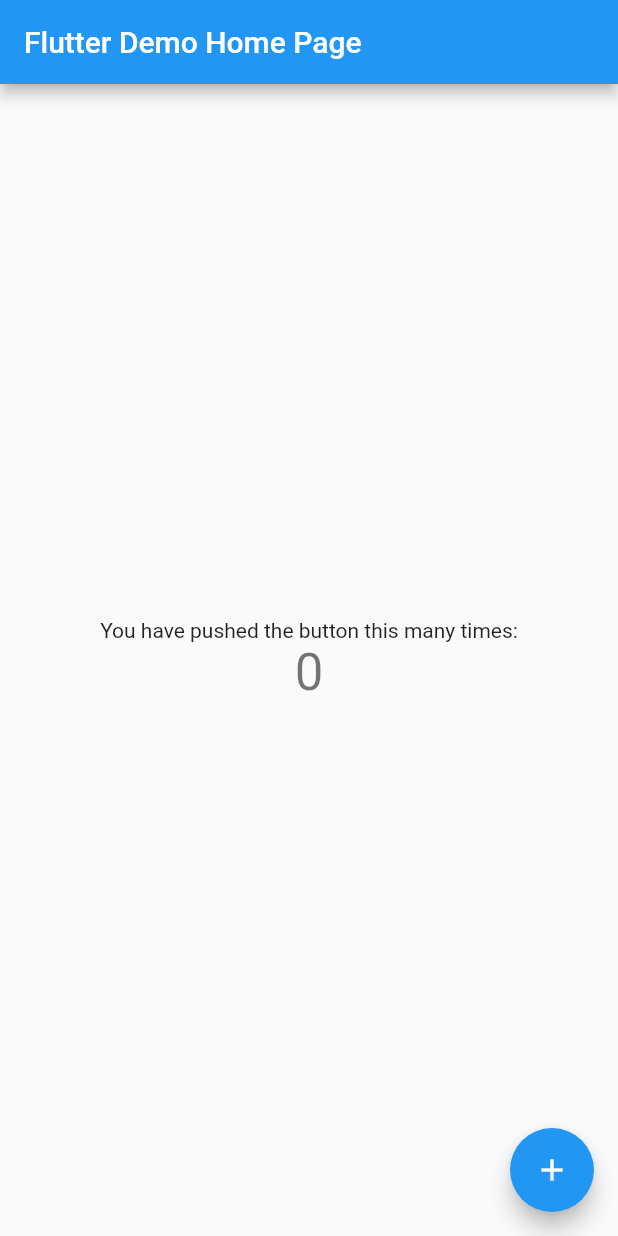
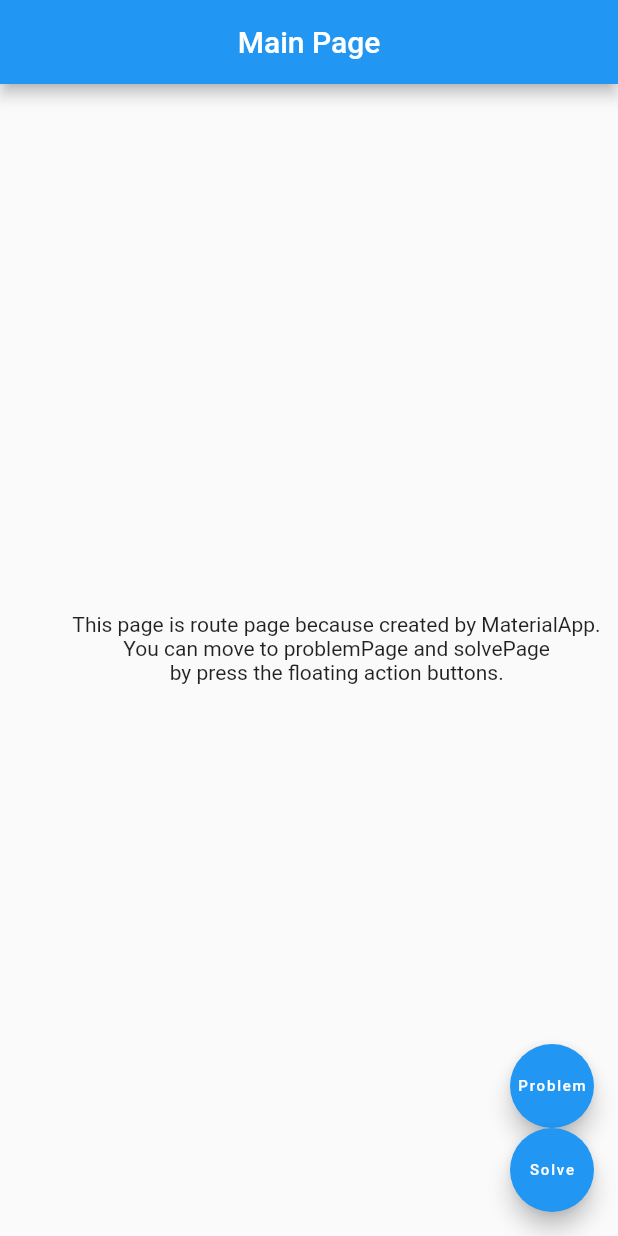
Before and after one commit to zerodice0/flutter_provider_and_route, a Flutter app: the screen it shows after launch, on a phone screen of 412 x 824 dp. Run offline on Flutter 3.47's test engine with Material 2 defaults, Android fonts, the phone set to English and light mode, and no system bars.

Commit message:
add problem/solve code.

```diff
--- a/lib/main.dart
+++ b/lib/main.dart
@@ -1,113 +1,86 @@
 import 'package:flutter/material.dart';
 
+import 'problem/problem_page.dart';
+import 'solve/solve_page.dart';
+
 void main() {
-  runApp(MyApp());
+  runApp(MainApp());
 }
 
-class MyApp extends StatelessWidget {
+class MainApp extends StatelessWidget {
   // This widget is the root of your application.
   @override
   Widget build(BuildContext context) {
     return MaterialApp(
-      title: 'Flutter Demo',
+      title: 'Flutter Provider Route Demo',
       theme: ThemeData(
-        // This is the theme of your application.
-        //
-        // Try running your application with "flutter run". You'll see the
-        // application has a blue toolbar. Then, without quitting the app, try
-        // changing the primarySwatch below to Colors.green and then invoke
-        // "hot reload" (press "r" in the console where you ran "flutter run",
-        // or simply save your changes to "hot reload" in a Flutter IDE).
-        // Notice that the counter didn't reset back to zero; the application
-        // is not restarted.
         primarySwatch: Colors.blue,
       ),
-      home: MyHomePage(title: 'Flutter Demo Home Page'),
+      home: MainPage(),
     );
   }
 }
 
-class MyHomePage extends StatefulWidget {
-  MyHomePage({Key key, this.title}) : super(key: key);
-
-  // This widget is the home page of your application. It is stateful, meaning
-  // that it has a State object (defined below) that contains fields that affect
-  // how it looks.
-
-  // This class is the configuration for the state. It holds the values (in this
-  // case the title) provided by the parent (in this case the App widget) and
-  // used by the build method of the State. Fields in a Widget subclass are
-  // always marked "final".
-
-  final String title;
-
-  @override
-  _MyHomePageState createState() => _MyHomePageState();
-}
-
-class _MyHomePageState extends State<MyHomePage> {
-  int _counter = 0;
-
-  void _incrementCounter() {
-    setState(() {
-      // This call to setState tells the Flutter framework that something has
-      // changed in this State, which causes it to rerun the build method below
-      // so that the display can reflect the updated values. If we changed
-      // _counter without calling setState(), then the build method would not be
-      // called again, and so nothing would appear to happen.
-      _counter++;
-    });
-  }
-
+class MainPage extends StatelessWidget {
   @override
   Widget build(BuildContext context) {
-    // This method is rerun every time setState is called, for instance as done
-    // by the _incrementCounter method above.
-    //
-    // The Flutter framework has been optimized to make rerunning build methods
-    // fast, so that you can just rebuild anything that needs updating rather
-    // than having to individually change instances of widgets.
     return Scaffold(
       appBar: AppBar(
-        // Here we take the value from the MyHomePage object that was created by
-        // the App.build method, and use it to set our appbar title.
-        title: Text(widget.title),
+        title: Text("Main Page"),
+        centerTitle: true,
       ),
-      body: Center(
-        // Center is a layout widget. It takes a single child and positions it
-        // in the middle of the parent.
-        child: Column(
-          // Column is also a layout widget. It takes a list of children and
-          // arranges them vertically. By default, it sizes itself to fit its
-          // children horizontally, and tries to be as tall as its parent.
-          //
-          // Invoke "debug painting" (press "p" in the console, choose the
-          // "Toggle Debug Paint" action from the Flutter Inspector in Android
-          // Studio, or the "Toggle Debug Paint" command in Visual Studio Code)
-          // to see the wireframe for each widget.
-          //
-          // Column has various properties to control how it sizes itself and
-          // how it positions its children. Here we use mainAxisAlignment to
-          // center the children vertically; the main axis here is the vertical
-          // axis because Columns are vertical (the cross axis would be
-          // horizontal).
-          mainAxisAlignment: MainAxisAlignment.center,
-          children: <Widget>[
-            Text(
-              'You have pushed the button this many times:',
+      body: Column(
+        mainAxisAlignment: MainAxisAlignment.center,
+        children: [
+          Text(
+            """
+              This page is route page because created by MaterialApp.
+              You can move to problemPage and solvePage
+              by press the floating action buttons.
+            """,
+            textAlign: TextAlign.center,
+          ),
+        ],
+      ),
+      floatingActionButton: Column(
+        mainAxisAlignment: MainAxisAlignment.end,
+        children: [
+          FloatingActionButton(
+            onPressed: () {
+              Navigator.push(
+                context,
+                MaterialPageRoute(
+                  builder: (context) => ProblemPage(),
+                ),
+              );
+            },
+            heroTag: "Problem",
+            child: Text(
+              "Problem",
+              style: TextStyle(
+                fontSize: 10,
+              ),
             ),
-            Text(
-              '$_counter',
-              style: Theme.of(context).textTheme.headline4,
+          ),
+          FloatingActionButton(
+            onPressed: () {
+              Navigator.push(
+                context,
+                MaterialPageRoute(
+                  builder: (context) => SolvePage(),
+                ),
+              );
+            },
+            heroTag: "Solve",
+            child: Text(
+              "Solve",
+              style: TextStyle(
+                fontSize: 10,
+              ),
             ),
-          ],
-        ),
+          )
+        ],
       ),
-      floatingActionButton: FloatingActionButton(
-        onPressed: _incrementCounter,
-        tooltip: 'Increment',
-        child: Icon(Icons.add),
-      ), // This trailing comma makes auto-formatting nicer for build methods.
     );
   }
 }
--- /dev/null
+++ b/lib/solve/solve_page.dart
@@ -0,0 +1,17 @@
+import 'package:flutter/material.dart';
+import 'package:provider/provider.dart';
+import 'package:provider_route_example/solve/solve_main.dart';
+
+import 'solve_provider.dart';
+
+class SolvePage extends StatelessWidget {
+  @override
+  Widget build(BuildContext context) {
+    return ChangeNotifierProvider(
+      create: (context) => SolveProvider(),
+      child: MaterialApp(
+        home: SolveMain(),
+      ),
+    );
+  }
+}
--- /dev/null
+++ b/lib/solve/solve_provider.dart
@@ -0,0 +1,10 @@
+import 'package:flutter/material.dart';
+
+class SolveProvider with ChangeNotifier {
+  int _counter = 0;
+  int getCounter() => _counter;
+  void addCounter() {
+    _counter++;
+    notifyListeners();
+  }
+}
--- a/pubspec.yaml
+++ b/pubspec.yaml
@@ -23,6 +23,7 @@
 dependencies:
   flutter:
     sdk: flutter
+  provider: ^4.1.3
 
 
   # The following adds the Cupertino Icons font to your application.
```
Also changed, not shown: lib/problem/problem_main.dart (added, +41 -0 lines), lib/problem/problem_page.dart (added, +15 -0 lines), lib/problem/problem_provider.dart (added, +10 -0 lines), lib/problem/problem_sub.dart (added, +28 -0 lines), lib/solve/solve_main.dart (added, +42 -0 lines), lib/solve/solve_sub.dart (added, +35 -0 lines), pubspec.lock (deleted), 2 other files.
